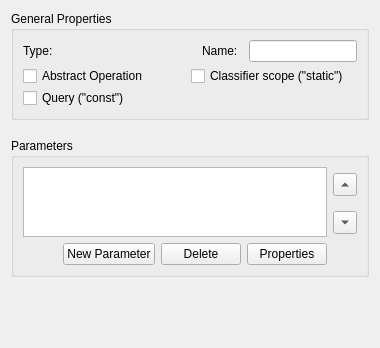
This is umbrello/dialogs/umloperationdialog.ui in KDE/umbrello as Qt 5 draws it before an edit. The edited form follows.
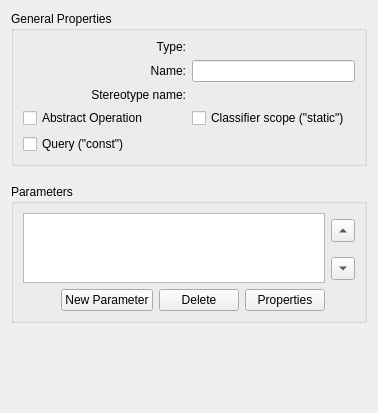
This is the edited form. Custom widgets are drawn as their Qt base class.

Commit message:
Fix layout issues
Layout based on the KDE VDG Align Documentation
https://community.kde.org/KDE_Visual_Design_Group/HIG/Alignment

The edit to the form file:
```diff
--- a/umbrello/dialogs/umloperationdialog.ui
+++ b/umbrello/dialogs/umloperationdialog.ui
@@ -6,55 +6,37 @@
    <rect>
     <x>0</x>
     <y>0</y>
-    <width>380</width>
-    <height>348</height>
+    <width>378</width>
+    <height>413</height>
    </rect>
   </property>
   <property name="windowTitle">
    <string>Form</string>
   </property>
-  <layout class="QGridLayout" name="gridLayout">
-   <item row="2" column="0">
-    <widget class="DocumentationWidget" name="documentationWidget" native="true"/>
-   </item>
-   <item row="1" column="0">
-    <widget class="VisibilityEnumWidget" name="visibilityWidget" native="true"/>
-   </item>
-   <item row="4" column="0">
-    <spacer name="verticalSpacer">
-     <property name="orientation">
-      <enum>Qt::Vertical</enum>
-     </property>
-     <property name="sizeHint" stdset="0">
-      <size>
-       <width>20</width>
-       <height>40</height>
-      </size>
-     </property>
-    </spacer>
-   </item>
-   <item row="0" column="0">
+  <layout class="QVBoxLayout" name="verticalLayout">
+   <item>
     <widget class="QGroupBox" name="groupBox">
      <property name="title">
       <string>General Properties</string>
      </property>
-     <layout class="QGridLayout" name="gridLayout_3">
-      <property name="spacing">
-       <number>2</number>
-      </property>
+     <layout class="QGridLayout" name="gridLayout">
+      <item row="2" column="1">
+       <widget class="UMLStereotypeWidget" name="stereotypeWidget" native="true"/>
+      </item>
       <item row="0" column="0">
-       <layout class="QHBoxLayout" name="horizontalLayout_3">
-        <property name="spacing">
-         <number>2</number>
-        </property>
-        <item>
          <widget class="QLabel" name="label_2">
+        <property name="layoutDirection">
+         <enum>Qt::LeftToRight</enum>
+        </property>
           <property name="text">
            <string>Type:</string>
           </property>
-         </widget>
-        </item>
-        <item>
+        <property name="alignment">
+         <set>Qt::AlignRight|Qt::AlignTrailing|Qt::AlignVCenter</set>
+        </property>
+       </widget>
+      </item>
+      <item row="0" column="1">
          <widget class="UMLDatatypeWidget" name="dataTypeWidget" native="true">
           <property name="sizePolicy">
            <sizepolicy hsizetype="Minimum" vsizetype="Preferred">
@@ -64,26 +46,7 @@
           </property>
          </widget>
         </item>
-        <item>
-         <widget class="QLabel" name="label">
-          <property name="sizePolicy">
-           <sizepolicy hsizetype="Minimum" vsizetype="Preferred">
-            <horstretch>0</horstretch>
-            <verstretch>0</verstretch>
-           </sizepolicy>
-          </property>
-          <property name="maximumSize">
-           <size>
-            <width>45</width>
-            <height>16777215</height>
-           </size>
-          </property>
-          <property name="text">
-           <string>Name:</string>
-          </property>
-         </widget>
-        </item>
-        <item>
+      <item row="1" column="1">
          <widget class="QLineEdit" name="nameLE">
           <property name="sizePolicy">
            <sizepolicy hsizetype="Preferred" vsizetype="Fixed">
@@ -93,47 +56,57 @@
           </property>
          </widget>
         </item>
-       </layout>
-      </item>
-      <item row="3" column="0">
-       <widget class="QCheckBox" name="queryConstCB">
-        <property name="text">
-         <string>Query (&quot;const&quot;)</string>
-        </property>
-       </widget>
-      </item>
-      <item row="1" column="0">
-       <widget class="UMLStereotypeWidget" name="stereotypeWidget" native="true">
-        <property name="sizePolicy">
-         <sizepolicy hsizetype="Minimum" vsizetype="Fixed">
-          <horstretch>0</horstretch>
-          <verstretch>0</verstretch>
-         </sizepolicy>
-        </property>
-       </widget>
-      </item>
       <item row="2" column="0">
-       <layout class="QHBoxLayout" name="horizontalLayout">
-        <item>
-         <widget class="QCheckBox" name="abstractCB">
+       <widget class="QLabel" name="label_3">
           <property name="text">
-           <string>Abstract Operation</string>
+         <string>Stereotype name:</string>
+        </property>
+        <property name="alignment">
+         <set>Qt::AlignRight|Qt::AlignTrailing|Qt::AlignVCenter</set>
           </property>
          </widget>
         </item>
-        <item>
+      <item row="3" column="1">
          <widget class="QCheckBox" name="classifierScopeCB">
           <property name="text">
            <string>Classifier scope (&quot;static&quot;)</string>
           </property>
          </widget>
         </item>
-       </layout>
-      </item>
-     </layout>
-    </widget>
-   </item>
    <item row="3" column="0">
+       <widget class="QCheckBox" name="abstractCB">
+        <property name="text">
+         <string>Abstract Operation</string>
+        </property>
+       </widget>
+      </item>
+      <item row="1" column="0">
+       <widget class="QLabel" name="label">
+        <property name="text">
+         <string>Name:</string>
+        </property>
+        <property name="alignment">
+         <set>Qt::AlignRight|Qt::AlignTrailing|Qt::AlignVCenter</set>
+        </property>
+       </widget>
+      </item>
+      <item row="5" column="0" colspan="2">
+       <widget class="QCheckBox" name="queryConstCB">
+        <property name="text">
+         <string>Query (&quot;const&quot;)</string>
+        </property>
+       </widget>
+      </item>
+     </layout>
+    </widget>
+   </item>
+   <item>
+    <widget class="VisibilityEnumWidget" name="visibilityWidget" native="true"/>
+   </item>
+   <item>
+    <widget class="DocumentationWidget" name="documentationWidget" native="true"/>
+   </item>
+   <item>
     <widget class="QGroupBox" name="groupBox_2">
      <property name="title">
       <string>Parameters</string>
@@ -210,6 +183,19 @@
      </layout>
     </widget>
    </item>
+   <item>
+    <spacer name="verticalSpacer">
+     <property name="orientation">
+      <enum>Qt::Vertical</enum>
+     </property>
+     <property name="sizeHint" stdset="0">
+      <size>
+       <width>20</width>
+       <height>40</height>
+      </size>
+     </property>
+    </spacer>
+   </item>
   </layout>
  </widget>
  <customwidgets>
```
Lines whose indentation alone changed are shown as unchanged.
